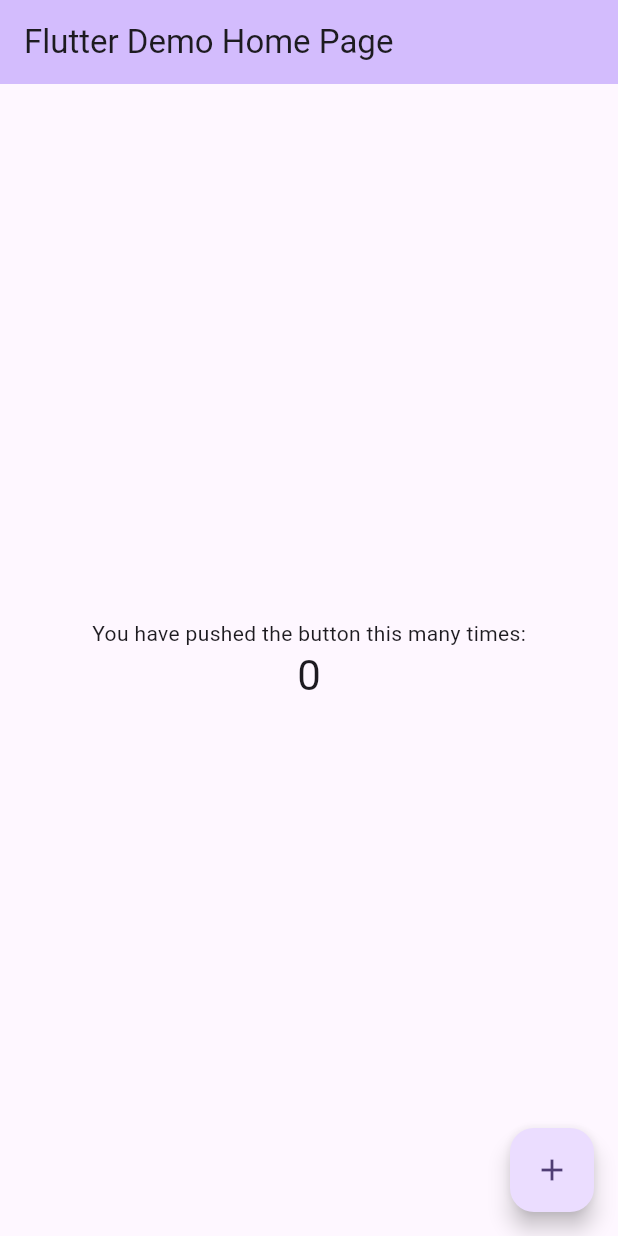
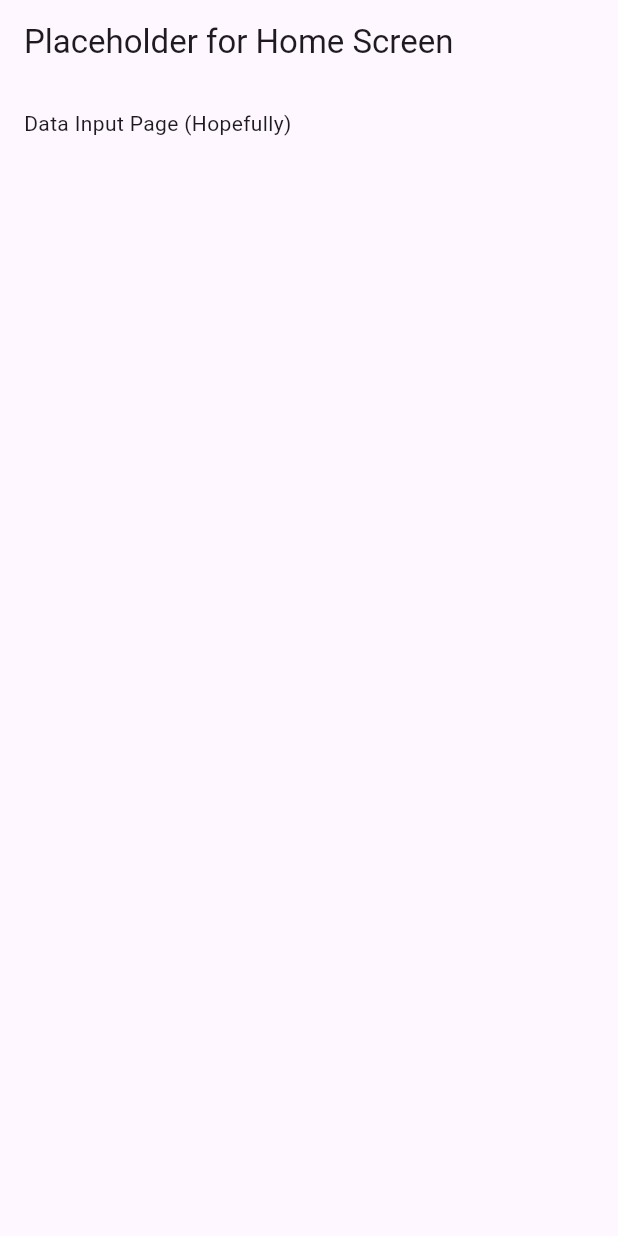
Before and after one commit to LinlyBoi/witl-flutter, a Flutter app: the screen it shows after launch, on a phone screen of 412 x 824 dp. Run offline on Flutter 3.47's test engine with Material 3 defaults, Android fonts, the phone set to English and light mode, and no system bars.

Commit message:
3 Screens with no idea how it works

```diff
--- /dev/null
+++ b/witl/lib/home_screen.dart
@@ -0,0 +1,27 @@
+import 'package:flutter/material.dart';
+import 'package:witl/input_data.dart';
+
+class HomeScreen extends StatelessWidget {
+  const HomeScreen({super.key});
+
+  @override
+  Widget build(BuildContext context) {
+    return Scaffold(
+      appBar: AppBar(
+        title: const Text("Placeholder for Home Screen"),
+      ),
+      body: InkWell(
+        onTap: () {
+          Navigator.push(
+            context,
+            MaterialPageRoute(builder: (context) => const InputData()),
+          );
+        },
+        child: Container(
+          padding: const EdgeInsets.all(16.0),
+          child: const Text("Data Input Page (Hopefully)"),
+        ),
+      ),
+    );
+  }
+}
--- a/witl/lib/main.dart
+++ b/witl/lib/main.dart
@@ -1,125 +1,15 @@
 import 'package:flutter/material.dart';
+import 'package:witl/home_screen.dart';
 
-void main() {
-  runApp(const MyApp());
-}
+void main() => runApp(const MyApp());
 
 class MyApp extends StatelessWidget {
   const MyApp({super.key});
 
-  // This widget is the root of your application.
   @override
   Widget build(BuildContext context) {
-    return MaterialApp(
-      title: 'Flutter Demo',
-      theme: ThemeData(
-        // This is the theme of your application.
-        //
-        // TRY THIS: Try running your application with "flutter run". You'll see
-        // the application has a purple toolbar. Then, without quitting the app,
-        // try changing the seedColor in the colorScheme below to Colors.green
-        // and then invoke "hot reload" (save your changes or press the "hot
-        // reload" button in a Flutter-supported IDE, or press "r" if you used
-        // the command line to start the app).
-        //
-        // Notice that the counter didn't reset back to zero; the application
-        // state is not lost during the reload. To reset the state, use hot
-        // restart instead.
-        //
-        // This works for code too, not just values: Most code changes can be
-        // tested with just a hot reload.
-        colorScheme: ColorScheme.fromSeed(seedColor: Colors.deepPurple),
-        useMaterial3: true,
-      ),
-      home: const MyHomePage(title: 'Flutter Demo Home Page'),
+    return const MaterialApp(
+      home: HomeScreen(),
     );
   }
 }
-
-class MyHomePage extends StatefulWidget {
-  const MyHomePage({super.key, required this.title});
-
-  // This widget is the home page of your application. It is stateful, meaning
-  // that it has a State object (defined below) that contains fields that affect
-  // how it looks.
-
-  // This class is the configuration for the state. It holds the values (in this
-  // case the title) provided by the parent (in this case the App widget) and
-  // used by the build method of the State. Fields in a Widget subclass are
-  // always marked "final".
-
-  final String title;
-
-  @override
-  State<MyHomePage> createState() => _MyHomePageState();
-}
-
-class _MyHomePageState extends State<MyHomePage> {
-  int _counter = 0;
-
-  void _incrementCounter() {
-    setState(() {
-      // This call to setState tells the Flutter framework that something has
-      // changed in this State, which causes it to rerun the build method below
-      // so that the display can reflect the updated values. If we changed
-      // _counter without calling setState(), then the build method would not be
-      // called again, and so nothing would appear to happen.
-      _counter++;
-    });
-  }
-
-  @override
-  Widget build(BuildContext context) {
-    // This method is rerun every time setState is called, for instance as done
-    // by the _incrementCounter method above.
-    //
-    // The Flutter framework has been optimized to make rerunning build methods
-    // fast, so that you can just rebuild anything that needs updating rather
-    // than having to individually change instances of widgets.
-    return Scaffold(
-      appBar: AppBar(
-        // TRY THIS: Try changing the color here to a specific color (to
-        // Colors.amber, perhaps?) and trigger a hot reload to see the AppBar
-        // change color while the other colors stay the same.
-        backgroundColor: Theme.of(context).colorScheme.inversePrimary,
-        // Here we take the value from the MyHomePage object that was created by
-        // the App.build method, and use it to set our appbar title.
-        title: Text(widget.title),
-      ),
-      body: Center(
-        // Center is a layout widget. It takes a single child and positions it
-        // in the middle of the parent.
-        child: Column(
-          // Column is also a layout widget. It takes a list of children and
-          // arranges them vertically. By default, it sizes itself to fit its
-          // children horizontally, and tries to be as tall as its parent.
-          //
-          // Column has various properties to control how it sizes itself and
-          // how it positions its children. Here we use mainAxisAlignment to
-          // center the children vertically; the main axis here is the vertical
-          // axis because Columns are vertical (the cross axis would be
-          // horizontal).
-          //
-          // TRY THIS: Invoke "debug painting" (choose the "Toggle Debug Paint"
-          // action in the IDE, or press "p" in the console), to see the
-          // wireframe for each widget.
-          mainAxisAlignment: MainAxisAlignment.center,
-          children: <Widget>[
-            const Text(
-              'You have pushed the button this many times:',
-            ),
-            Text(
-              '$_counter',
-              style: Theme.of(context).textTheme.headlineMedium,
-            ),
-          ],
-        ),
-      ),
-      floatingActionButton: FloatingActionButton(
-        onPressed: _incrementCounter,
-        tooltip: 'Increment',
-        child: const Icon(Icons.add),
-      ), // This trailing comma makes auto-formatting nicer for build methods.
-    );
-  }
-}
```
Also changed, not shown: witl/lib/fetcher.dart (added, +27 -0 lines), witl/lib/input_data.dart (added, +27 -0 lines).
